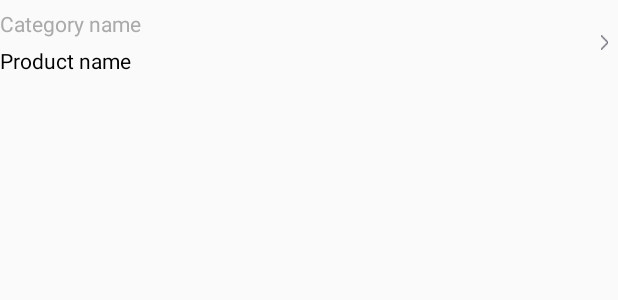
After one commit to Internetics-Global/kilargo_android, an Android app: the layout search_result_item.xml on its own in the app's theme, with its tools: preview values and no code run, on a phone screen of 412 x 824 dp. The commit adds this screen. Shown: the top 300 px of the screen. Run offline under Robolectric (Android 15) with nearby library versions, the phone set to English and light mode, and no system bars; network calls fail.

Commit message:
update search result visual

```diff
--- a/app/src/main/java/kilargo_android/internetics/com/kilargo/adapter/SearchAdapter.java
+++ b/app/src/main/java/kilargo_android/internetics/com/kilargo/adapter/SearchAdapter.java
@@ -53,21 +53,24 @@ public class SearchAdapter extends BaseAdapter {
         if (view != null) {
             holder = (ViewHolder) view.getTag();
         } else {
-            view = LayoutInflater.from(mContext).inflate(R.layout.menu_item, viewGroup, false);
+            view = LayoutInflater.from(mContext).inflate(R.layout.search_result_item, viewGroup, false);
             holder = new ViewHolder(view);
             view.setTag(holder);
         }
 
         Product product = mDataArrayList.get(i);
 
-        holder.titleTextView.setText(product.mCategory + " -> " + product.mSubcategory + " -> " + product.mProductName);
+        holder.categoryNameTextView.setText(product.mCategory + " -> " + product.mSubcategory);
+        holder.productNameTextView.setText(product.mProductName);
+
 
         return view;
     }
 
 
     static class ViewHolder {
-        @Bind(R.id.title_textview) TextView titleTextView;
+        @Bind(R.id.category_textview) TextView categoryNameTextView;
+        @Bind(R.id.product_name_textview) TextView productNameTextView;
 
         public ViewHolder(View view) {
             ButterKnife.bind(this, view);
--- /dev/null
+++ b/app/src/main/res/layout/search_result_item.xml
@@ -0,0 +1,52 @@
+<?xml version="1.0" encoding="utf-8"?>
+<RelativeLayout xmlns:android="http://schemas.android.com/apk/res/android"
+                android:layout_width="fill_parent"
+                android:layout_height="56dp">
+
+    <TextView android:id="@+id/category_textview"
+              android:layout_marginTop="3dp"
+              android:textSize="14sp"
+              android:text="Category name"
+              android:layout_width="match_parent"
+              android:layout_height="25dp"
+              android:layout_marginRight="15dp"
+              android:focusable="false"
+              android:focusableInTouchMode="false"
+              android:clickable="false"
+              android:maxLines="1"
+              android:singleLine="true"
+              android:ellipsize="start"
+              android:textColor="@android:color/darker_gray"
+              android:gravity="left|center_vertical"
+              android:background="@android:color/transparent">
+    </TextView>
+
+    <TextView android:id="@+id/product_name_textview"
+              android:textSize="14sp"
+              android:text="Product name"
+              android:layout_width="match_parent"
+              android:layout_height="25dp"
+              android:layout_marginRight="15dp"
+              android:layout_marginTop="28dp"
+              android:focusable="false"
+              android:focusableInTouchMode="false"
+              android:clickable="false"
+              android:maxLines="1"
+              android:singleLine="true"
+              android:ellipsize="start"
+              android:textColor="@android:color/black"
+              android:gravity="left|center_vertical"
+              android:background="@android:color/transparent">
+    </TextView>
+
+    <ImageView
+        android:layout_marginRight="5dp"
+        android:layout_marginTop="23dp"
+        android:gravity = "center"
+        android:scaleType="fitCenter"
+        android:layout_width="7dp"
+        android:layout_height="10dp"
+        android:src="@drawable/right_indicator"
+        android:layout_alignParentRight="true"/>
+
+</RelativeLayout>
```
